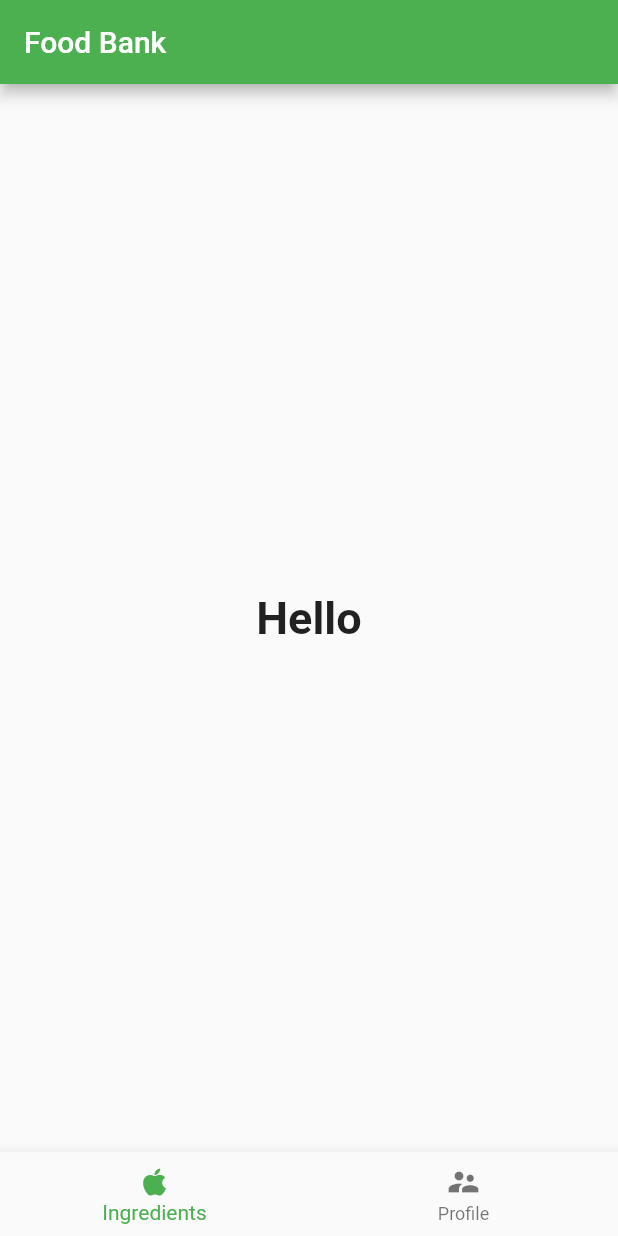
After one commit to torrizing/google-ignite-22-group2, a Flutter app: the screen it shows after launch, on a phone screen of 412 x 824 dp. The commit adds this screen. Run offline on Flutter 3.47's test engine with Material 2 defaults, Android fonts, the phone set to English and light mode, and no system bars.

Commit message:
before ver

```diff
--- /dev/null
+++ b/lib/landing_page.dart
@@ -0,0 +1,59 @@
+import 'package:flutter/material.dart';
+
+class LandingPage extends StatefulWidget {
+  const LandingPage({super.key});
+  @override
+  State<LandingPage> createState() => _LandingPage();
+}
+
+class _LandingPage extends State<LandingPage> {
+  int _selectedIndex = 0;
+
+  static const TextStyle optionStyle =
+      TextStyle(fontSize: 30, fontWeight: FontWeight.bold);
+
+  static const List<Widget> _widgetOptions = <Widget>[
+    Text(
+      'Hello',
+      style: optionStyle,
+    ),
+    Text(
+      'Accounts',
+      style: optionStyle,
+    ),
+  ];
+
+  void _onItemTapped(int index) {
+    setState(() {
+      _selectedIndex = index;
+    });
+  }
+
+  @override
+  Widget build(BuildContext context) {
+    return Scaffold(
+      appBar: AppBar(
+        backgroundColor: Colors.green,
+        title: const Text('Food Bank'),
+      ),
+      body: Center(
+        child: _widgetOptions.elementAt(_selectedIndex),
+      ),
+      bottomNavigationBar: BottomNavigationBar(
+        items: const <BottomNavigationBarItem>[
+          BottomNavigationBarItem(
+            icon: Icon(Icons.apple),
+            label: 'Ingredients',
+          ),
+          BottomNavigationBarItem(
+            icon: Icon(Icons.supervisor_account_sharp),
+            label: 'Profile',
+          ),
+        ],
+        currentIndex: _selectedIndex,
+        selectedItemColor: Colors.green,
+        onTap: _onItemTapped,
+      ),
+    );
+  }
+}
--- a/pubspec.yaml
+++ b/pubspec.yaml
@@ -37,6 +37,7 @@ dependencies:
   # Use with the CupertinoIcons class for iOS style icons.
   cupertino_icons: ^1.0.2
   english_words: ^4.0.0
+  camera: ^0.10.0+1
 
 dev_dependencies:
   flutter_test:
```
Also changed, not shown: lib/main.dart (+2 -57 lines), pubspec.lock, 10 other files.
